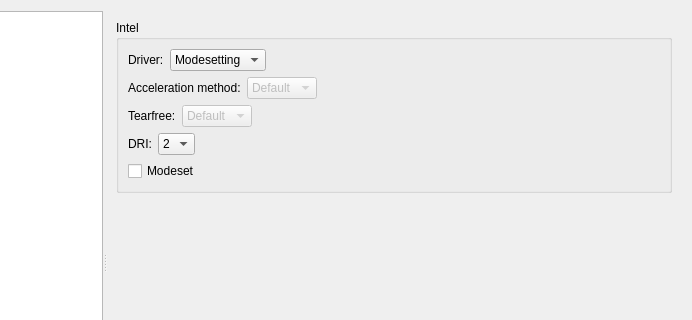
This is src/settingsdialog.ui in Shatur/optimus-manager-qt as Qt 5 draws it before an edit; both pictures show x 108 to 800 and y 0 to 320 of the 800 by 552 pixel window. The edited form follows.
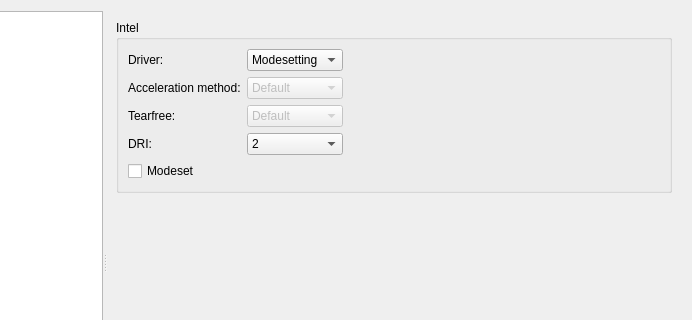
This is the edited form. The open tabs and pages were chosen to show the change. Icons and pictures are not drawn.

Commit message: Use table layout in the settings

The edit to the form file:
```diff
--- a/src/settingsdialog.ui
+++ b/src/settingsdialog.ui
@@ -465,10 +465,8 @@
           <property name="title">
            <string notr="true">Intel</string>
           </property>
-          <layout class="QVBoxLayout" name="verticalLayout_8">
-           <item>
-            <layout class="QHBoxLayout" name="intelDriverLayout">
-             <item>
+          <layout class="QGridLayout" name="gridLayout_4">
+           <item row="0" column="0">
               <widget class="QLabel" name="intelDriverLabel">
                <property name="toolTip">
                 <string>&lt;html&gt;&lt;head/&gt;&lt;body&gt;&lt;p&gt;Driver to use for the Intel GPU&lt;/p&gt;&lt;/body&gt;&lt;/html&gt;</string>
@@ -478,7 +476,21 @@
                </property>
               </widget>
              </item>
+           <item row="3" column="1">
+            <widget class="QComboBox" name="intelDriComboBox">
              <item>
+              <property name="text">
+               <string notr="true">2</string>
+              </property>
+             </item>
+             <item>
+              <property name="text">
+               <string notr="true">3</string>
+              </property>
+             </item>
+            </widget>
+           </item>
+           <item row="0" column="1">
               <widget class="QComboBox" name="intelDriverComboBox">
                <item>
                 <property name="text">
@@ -492,24 +504,7 @@
                </item>
               </widget>
              </item>
-             <item>
-              <spacer name="intelDriverSpacer">
-               <property name="orientation">
-                <enum>Qt::Horizontal</enum>
-               </property>
-               <property name="sizeHint" stdset="0">
-                <size>
-                 <width>40</width>
-                 <height>20</height>
-                </size>
-               </property>
-              </spacer>
-             </item>
-            </layout>
-           </item>
-           <item>
-            <layout class="QHBoxLayout" name="intelAccelMethodLayout">
-             <item>
+           <item row="1" column="0">
               <widget class="QLabel" name="intelAccelMethodLabel">
                <property name="toolTip">
                 <string>&lt;html&gt;&lt;head/&gt;&lt;body&gt;&lt;p&gt;Enable AccelMethod option in the Xorg configuration&lt;br/&gt;&lt;br/&gt;This option compatible only with the Intel driver and will be ignored if it is not selected&lt;/p&gt;&lt;/body&gt;&lt;/html&gt;</string>
@@ -519,46 +514,7 @@
                </property>
               </widget>
              </item>
-             <item>
-              <widget class="QComboBox" name="intelAccelMethodComboBox">
-               <property name="enabled">
-                <bool>false</bool>
-               </property>
-               <item>
-                <property name="text">
-                 <string>Default</string>
-                </property>
-               </item>
-               <item>
-                <property name="text">
-                 <string notr="true">SNA</string>
-                </property>
-               </item>
-               <item>
-                <property name="text">
-                 <string notr="true">XNA</string>
-                </property>
-               </item>
-              </widget>
-             </item>
-             <item>
-              <spacer name="intelAccelMethodSpacer">
-               <property name="orientation">
-                <enum>Qt::Horizontal</enum>
-               </property>
-               <property name="sizeHint" stdset="0">
-                <size>
-                 <width>40</width>
-                 <height>20</height>
-                </size>
-               </property>
-              </spacer>
-             </item>
-            </layout>
-           </item>
-           <item>
-            <layout class="QHBoxLayout" name="intelTearFreeLayout">
-             <item>
+           <item row="2" column="0">
               <widget class="QLabel" name="intelTearFreeLabel">
                <property name="toolTip">
                 <string>&lt;html&gt;&lt;head/&gt;&lt;body&gt;&lt;p&gt;Enable TearFree option in the Xorg configuration&lt;br/&gt;&lt;br/&gt;This option compatible only with the Intel driver and will be ignored if it is not selected&lt;/p&gt;&lt;/body&gt;&lt;/html&gt;</string>
@@ -568,7 +524,7 @@
                </property>
               </widget>
              </item>
-             <item>
+           <item row="2" column="1">
               <widget class="QComboBox" name="intelTearFreeComboBox">
                <property name="enabled">
                 <bool>false</bool>
@@ -590,24 +546,7 @@
                </item>
               </widget>
              </item>
-             <item>
-              <spacer name="intelTearFreeSpacer">
-               <property name="orientation">
-                <enum>Qt::Horizontal</enum>
-               </property>
-               <property name="sizeHint" stdset="0">
-                <size>
-                 <width>40</width>
-                 <height>20</height>
-                </size>
-               </property>
-              </spacer>
-             </item>
-            </layout>
-           </item>
-           <item>
-            <layout class="QHBoxLayout" name="intelDriLayout">
-             <item>
+           <item row="3" column="0">
               <widget class="QLabel" name="intelDriLabel">
                <property name="toolTip">
                 <string>&lt;html&gt;&lt;head/&gt;&lt;body&gt;&lt;p&gt;DRI version&lt;/p&gt;&lt;/body&gt;&lt;/html&gt;</string>
@@ -617,11 +556,19 @@
                </property>
               </widget>
              </item>
+           <item row="1" column="1">
+            <widget class="QComboBox" name="intelAccelMethodComboBox">
+             <property name="enabled">
+              <bool>false</bool>
+             </property>
              <item>
-              <widget class="QComboBox" name="intelDriComboBox">
+              <property name="text">
+               <string>Default</string>
+              </property>
+             </item>
                <item>
                 <property name="text">
-                 <string notr="true">2</string>
+               <string notr="true">SNA</string>
                 </property>
                </item>
                <item>
@@ -631,8 +578,8 @@
                </item>
               </widget>
              </item>
-             <item>
-              <spacer name="intelDriSpacer">
+           <item row="0" column="2">
+            <spacer name="intelBoxSpacer">
                <property name="orientation">
                 <enum>Qt::Horizontal</enum>
                </property>
@@ -644,9 +591,7 @@
                </property>
               </spacer>
              </item>
-            </layout>
-           </item>
-           <item>
+           <item row="4" column="0" colspan="3">
             <widget class="QCheckBox" name="intelModesetCheckBox">
              <property name="toolTip">
               <string>&lt;html&gt;&lt;head/&gt;&lt;body&gt;&lt;p&gt;Whether or not to enable modesetting for the nouveau driver&lt;/p&gt;&lt;p&gt;Does not affect modesetting for the Intel GPU driver&lt;/p&gt;&lt;p&gt;This option is incompatible with bbswitch and will be ignored if it is enabled&lt;/p&gt;&lt;/body&gt;&lt;/html&gt;</string>
```
Left out of the diff: 215 changed lines with no effect on the pictures. Lines whose indentation alone changed are shown as unchanged. The commit also changes 1 other file.
